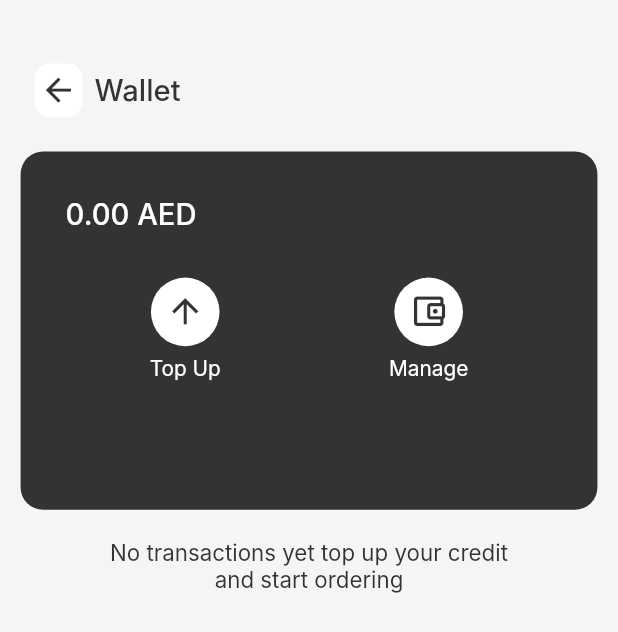
After one commit to Hossamattia028/client_core_rouad, a Flutter app: the WalletScreen screen opened directly, on a phone screen of 412 x 824 dp. The commit adds this screen. Shown: the top 632 px of the screen. Run offline on Flutter 3.47's test engine with Material 2 defaults, Android fonts, the phone set to English and light mode, and no system bars; our stand-ins replace carousel_slider, dartz, equatable, firebase_core, firebase_messaging, flutter_bloc and 10 more; missing offline and left inert: background_locator, country_list_pick; accounts and stored records are empty; network calls fail; Roboto replaces fonts that are missing (Inter).

Commit message:
client core

```diff
--- a/assets/i18n/ar.json
+++ b/assets/i18n/ar.json
@@ -260,6 +260,11 @@
       "your_current_location": "موقعك الحالي",
       "confirm_current_location":"تاكيد الموقع"
     },
+    "wallet": {
+      "top_up": "شحن",
+      "manage": "ادارة",
+      "transactions_empty": "لا يوجد عمليات حتي الآن قم بشحن محفظتك وابدا بتنفيذ طلباتك"
+    },
     "wishlist": {
         "title": "المفضلة",
         "empty": "المفضلة فارغة الان"
--- a/assets/i18n/en.json
+++ b/assets/i18n/en.json
@@ -370,6 +370,11 @@
 		"your_current_location": "Your Current Location",
 		"confirm_current_location":"Confirm the location"
 	},
+	"wallet": {
+		"top_up": "Top Up",
+		"manage": "Manage",
+		"transactions_empty": "No transactions yet top up your credit and start ordering"
+	},
     "wishlist": {
         "title": "Wishlist",
         "empty": "it is empty here"
--- a/lib/features/presentation/screens/service/service_details.dart
+++ b/lib/features/presentation/screens/service/service_details.dart
@@ -24,6 +24,7 @@ class ServiceDetailsScreen extends StatelessWidget {
           text: "Service name",
           color: Colors.white,
           fontSize: AppStyle.small.sp,
+          fontWeight: FontWeight.w500,
         ),
         leading: BackArrowButton(color: kPrimary,alignment: Alignment.center,fn:()=> Navigator.of(context).pop(),),
       ),
--- /dev/null
+++ b/lib/features/presentation/screens/wallet/wallet_screen.dart
@@ -0,0 +1,66 @@
+import 'package:client_core/core/styles/color.dart';
+import 'package:client_core/core/util/app_style.dart';
+import 'package:client_core/features/presentation/widgets/global_widgets/custom_text.dart';
+import 'package:client_core/features/presentation/widgets/global_widgets/global_widgets.dart';
+import 'package:client_core/features/presentation/widgets/wallet_widgets/small_circle_main_card.dart';
+import 'package:client_core/features/presentation/widgets/wallet_widgets/transactions_list.dart';
+import 'package:flutter/material.dart';
+import 'package:flutter_screenutil/flutter_screenutil.dart';
+import 'package:flutter_translate/flutter_translate.dart';
+
+class WalletScreen extends StatelessWidget {
+  const WalletScreen({Key? key}) : super(key: key);
+
+  @override
+  Widget build(BuildContext context) {
+    return Scaffold(
+      backgroundColor: Colors.grey.shade100,
+      appBar: GlobalAppBar(
+        title: translate("profile.wallet"),
+        backGroundColor: Colors.grey.shade100,
+        height: 75,
+      ),
+      body: SingleChildScrollView(
+        physics: const BouncingScrollPhysics(),
+        padding: EdgeInsets.symmetric(horizontal: AppStyle.paddingFromH.sp,vertical: AppStyle.paddingFromV.sp),
+        child: Column(
+          crossAxisAlignment: CrossAxisAlignment.center,
+          children: [
+            Container(
+              height: 200.h,
+              padding: const EdgeInsets.all(30),
+              decoration: const BoxDecoration(
+                  color: kPrimary,
+                  borderRadius: BorderRadius.all(Radius.circular(15))
+              ),
+              child: Column(
+                crossAxisAlignment: CrossAxisAlignment.start,
+                children: [
+                  CustomText(
+                      text: "0.00 ${translate("home.aed")}",
+                      color: Colors.white,
+                      fontSize: AppStyle.average.sp,
+                      fontWeight: FontWeight.w500,
+                  ),
+                  const SizedBox(height: 30,),
+                  Row(
+                    mainAxisAlignment: MainAxisAlignment.spaceAround,
+                    children: [
+                      SmallCircleCard(title: translate("wallet.top_up"), iconData: Icons.arrow_upward),
+                      SmallCircleCard(title: translate("wallet.manage"), iconData: Icons.account_balance_wallet_outlined),
+                    ],
+                  ),
+                ],
+              ),
+            ),
+
+            const SizedBox(height: 20,),
+
+            const TransactionsList(),
+
+          ],
+        ),
+      ),
+    );
+  }
+}
--- /dev/null
+++ b/lib/features/presentation/widgets/wallet_widgets/small_circle_main_card.dart
@@ -0,0 +1,31 @@
+import 'package:client_core/core/styles/color.dart';
+import 'package:client_core/core/util/app_style.dart';
+import 'package:client_core/features/presentation/widgets/global_widgets/custom_text.dart';
+import 'package:flutter/material.dart';
+import 'package:flutter_screenutil/flutter_screenutil.dart';
+import 'package:flutter_translate/flutter_translate.dart';
+
+class SmallCircleCard extends StatelessWidget {
+  final String title;
+  final IconData iconData;
+  const SmallCircleCard({Key? key,required this.title,required this.iconData}) : super(key: key);
+
+  @override
+  Widget build(BuildContext context) {
+    return Column(
+      children: [
+        CircleAvatar(
+          backgroundColor: Colors.white,
+          radius: 20.w,
+          child: Icon(iconData,color: kPrimary,size: 23.w,),
+        ),
+        const SizedBox(height: 7,),
+        CustomText(
+          text: title ,
+          color: Colors.white,
+          fontSize: AppStyle.small.sp -1,
+        ),
+      ],
+    );
+  }
+}
--- /dev/null
+++ b/lib/features/presentation/widgets/wallet_widgets/transaction_card.dart
@@ -0,0 +1,10 @@
+import 'package:flutter/material.dart';
+
+class TransactionCard extends StatelessWidget {
+  const TransactionCard({Key? key}) : super(key: key);
+
+  @override
+  Widget build(BuildContext context) {
+    return const Placeholder();
+  }
+}
--- /dev/null
+++ b/lib/features/presentation/widgets/wallet_widgets/transactions_list.dart
@@ -0,0 +1,30 @@
+import 'package:client_core/core/styles/color.dart';
+import 'package:client_core/core/util/app_style.dart';
+import 'package:client_core/features/presentation/widgets/global_widgets/custom_text.dart';
+import 'package:client_core/features/presentation/widgets/order_widgets/order_list_card.dart';
+import 'package:client_core/features/presentation/widgets/wallet_widgets/transaction_card.dart';
+import 'package:flutter/material.dart';
+import 'package:flutter_screenutil/flutter_screenutil.dart';
+import 'package:flutter_translate/flutter_translate.dart';
+
+class TransactionsList extends StatelessWidget {
+  const TransactionsList({Key? key}) : super(key: key);
+
+  @override
+  Widget build(BuildContext context) {
+    return SizedBox(width: 240.w,child: CustomText(text: translate("wallet.transactions_empty"), color: kPrimary, fontSize: AppStyle.small.sp,alignCenter: true,));
+    // return ListView.separated(
+    //   itemCount: 10,
+    //   physics: const BouncingScrollPhysics(),
+    //   shrinkWrap: true,
+    //   scrollDirection: Axis.vertical,
+    //   itemBuilder: (context, index) {
+        // return GestureDetector(
+        //   onTap: () {},
+        //   child: const TransactionCard(),
+        // );
+    //   },
+    //   separatorBuilder: (BuildContext context, int index) => const SizedBox(height: 25,),
+    // );
+  }
+}
--- a/lib/main.dart
+++ b/lib/main.dart
@@ -19,6 +19,7 @@ import 'package:client_core/features/presentation/screens/notifications/allow_no
 import 'package:client_core/features/presentation/screens/notifications/notifications_screen.dart';
 import 'package:client_core/features/presentation/screens/order/order_screen.dart';
 import 'package:client_core/features/presentation/screens/service/service_details.dart';
+import 'package:client_core/features/presentation/screens/wallet/wallet_screen.dart';
 import 'package:client_core/features/presentation/widgets/global_widgets/error_widget.dart';
 import 'package:client_core/splash_screen.dart';
 import 'package:firebase_core/firebase_core.dart';
@@ -95,7 +96,7 @@ class MyApp extends StatelessWidget {
                 return widget!;
               },
               title: 'Client Core',
-              home: const DealsScreen()
+              home: const ServiceDetailsScreen()
               // home: isRoot==false ? const RootScreen() : const SplashScreen(),
             ),
           ),
```
